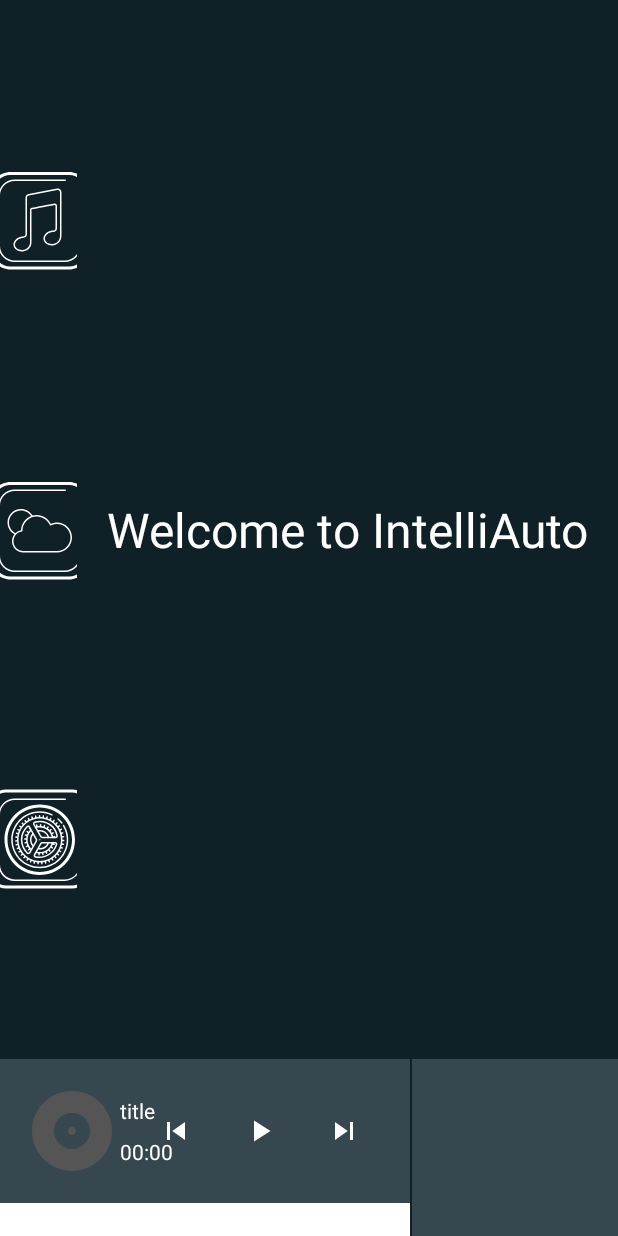
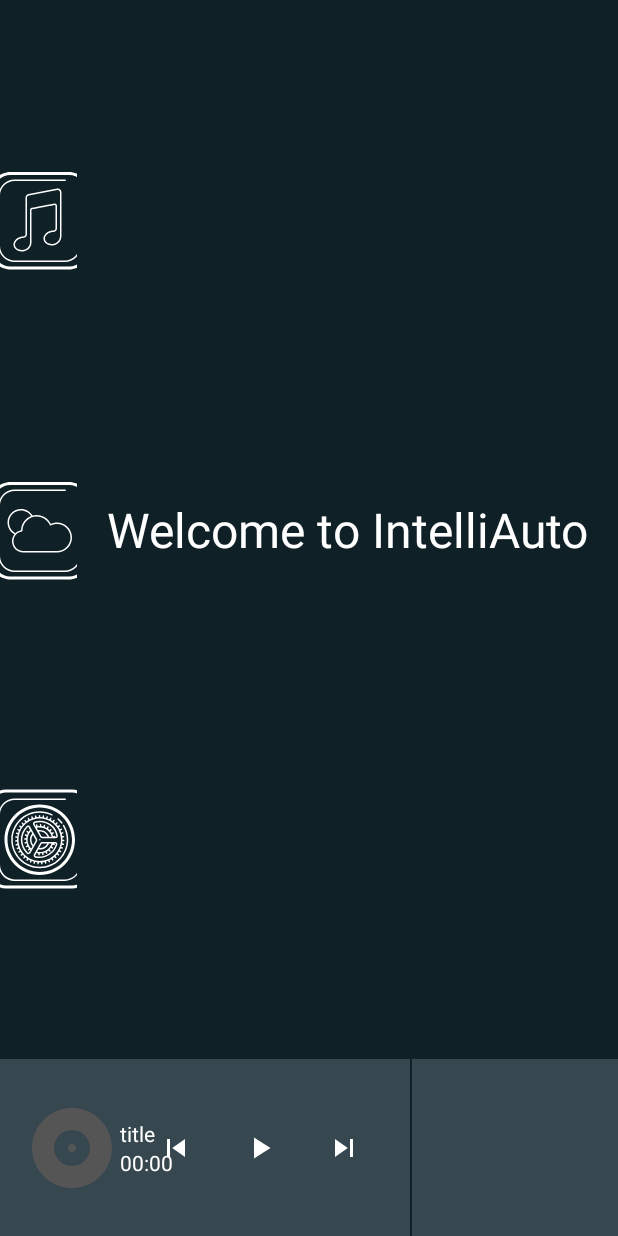
Before and after one commit to oprotsenko/IntelliAuto, an Android app: the screen it shows after launch (MainActivity), on a phone screen of 412 x 824 dp. Run offline under Robolectric (Android 15) with nearby library versions, the phone set to English and light mode, and no system bars.

Commit message:
JKBC-17/1 : xml changed

```diff
--- a/intelli-auto-hmi/launcher_app/src/main/res/layout/activity_main.xml
+++ b/intelli-auto-hmi/launcher_app/src/main/res/layout/activity_main.xml
@@ -32,7 +32,8 @@
     <androidx.appcompat.widget.LinearLayoutCompat
         android:layout_width="match_parent"
         android:layout_height="0dp"
-        android:layout_weight="1">
+        android:layout_weight="1"
+        android:background="?attr/colorPrimaryVariant">
 
         <androidx.fragment.app.FragmentContainerView
             android:id="@+id/playbackControlsPanel"
@@ -51,8 +52,7 @@
             android:id="@+id/statusIndicationPanel"
             android:layout_width="0dp"
             android:layout_height="match_parent"
-            android:layout_weight="1"
-            android:background="@color/blue_gray" />
+            android:layout_weight="1" />
     </androidx.appcompat.widget.LinearLayoutCompat>
 
 </androidx.appcompat.widget.LinearLayoutCompat>
--- a/intelli-auto-hmi/media_player/src/main/java/com/automotive/bootcamp/mediaplayer/viewModels/SongsListViewModel.kt
+++ b/intelli-auto-hmi/media_player/src/main/java/com/automotive/bootcamp/mediaplayer/viewModels/SongsListViewModel.kt
@@ -12,7 +12,6 @@ import kotlinx.coroutines.withContext
 
 class SongsListViewModel(private val getLocalMusic: GetLocalMusic) : CoroutineViewModel() {
 
-
     val albumsListData by lazy { MutableLiveData<List<Song>>() }
 
     init {
--- a/intelli-auto-hmi/media_player/src/main/res/layout/fragment_playback_controls.xml
+++ b/intelli-auto-hmi/media_player/src/main/res/layout/fragment_playback_controls.xml
@@ -3,9 +3,9 @@
     xmlns:app="http://schemas.android.com/apk/res-auto"
     xmlns:tools="http://schemas.android.com/tools"
     android:layout_width="match_parent"
-    android:layout_height="wrap_content"
-    android:background="?attr/colorPrimaryVariant"
-    android:padding="@dimen/padding">
+    android:layout_height="match_parent"
+    android:padding="@dimen/padding"
+    tools:background="@color/cardview_dark_background">
 
     <androidx.appcompat.widget.AppCompatImageView
         android:id="@+id/imagePlaybackControlsAlbum"
@@ -23,7 +23,8 @@
         android:text="title"
         app:layout_constraintBottom_toTopOf="@+id/tvPlaybackControlsDuration"
         app:layout_constraintStart_toEndOf="@+id/imagePlaybackControlsAlbum"
-        app:layout_constraintTop_toTopOf="parent" />
+        app:layout_constraintTop_toTopOf="parent"
+        app:layout_constraintVertical_chainStyle="packed" />
 
     <androidx.appcompat.widget.AppCompatTextView
         android:id="@+id/tvPlaybackControlsDuration"
```
Also changed, not shown: intelli-auto-hmi/launcher_app/src/main/java/com/automotive/bootcamp/launcher/presentation/ControlsPanelFragment.kt (+64 -64 lines).
